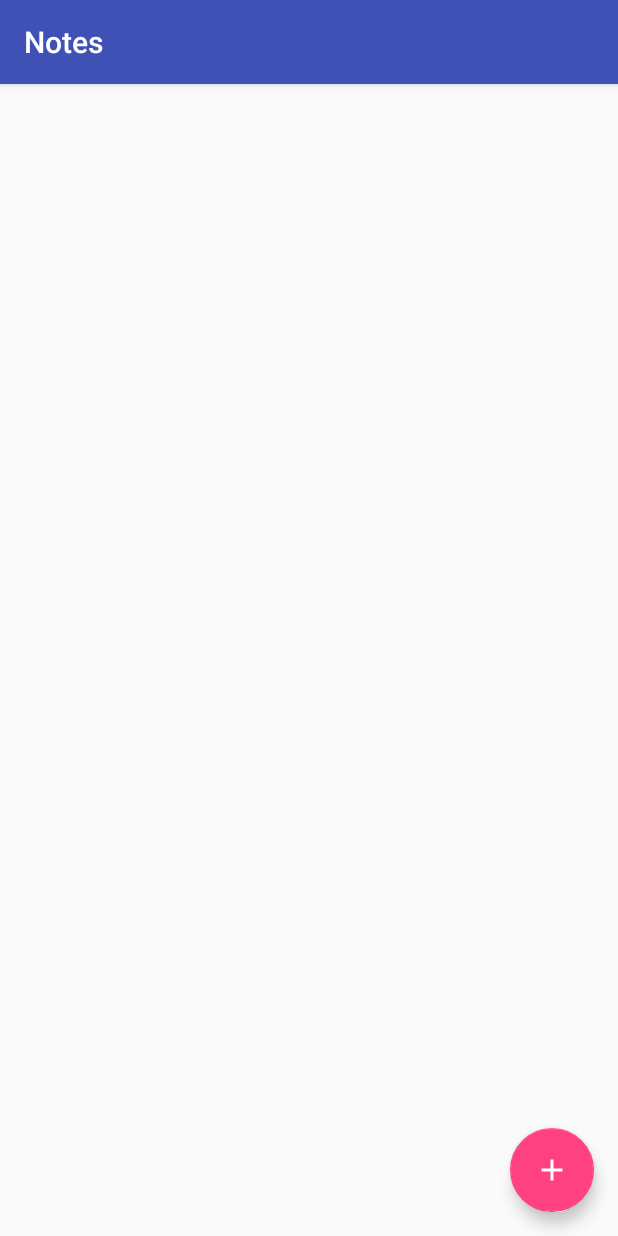
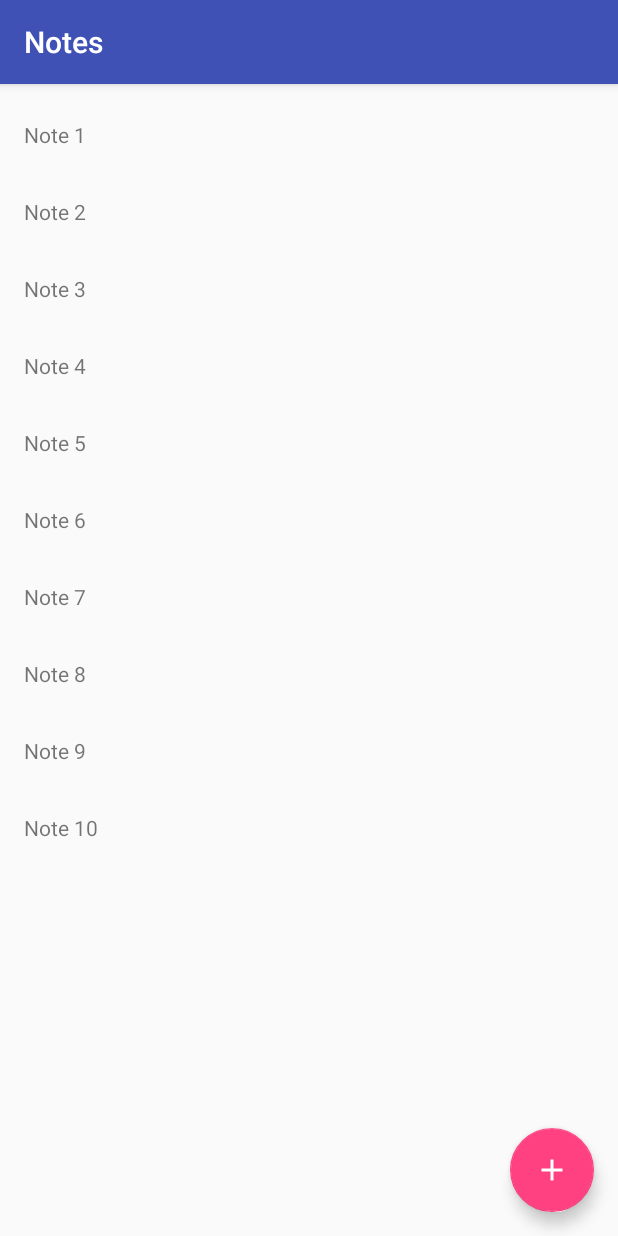
Before and after one commit to MobileEIvanov/playground_mvvm, an Android app: the screen it shows after launch (MainActivity), on a phone screen of 412 x 824 dp. Run offline under Robolectric (Android 15) with nearby library versions, the phone set to English and light mode, and no system bars; our stand-ins replace Room's generated code, data binding; libraries missing offline, so code that uses them is left out: com.facebook.stetho.

Commit message:
feat: Layout implementation Notes list 1. Added Adapter for Notes 2. Single row layout. 3. Difference Utils callback

```diff
--- a/app/build.gradle
+++ b/app/build.gradle
@@ -21,6 +21,10 @@ android {
             minifyEnabled false
             proguardFiles getDefaultProguardFile('proguard-android.txt'), 'proguard-rules.pro'
         }
+    }
+
+    dataBinding {
+        enabled = true
     }
     compileOptions {
         sourceCompatibility JavaVersion.VERSION_1_8
--- a/app/src/main/AndroidManifest.xml
+++ b/app/src/main/AndroidManifest.xml
@@ -10,7 +10,7 @@
         android:roundIcon="@mipmap/ic_launcher_round"
         android:supportsRtl="true"
         android:theme="@style/AppTheme">
-        <activity android:name=".MainActivity">
+        <activity android:name=".ui.MainActivity">
             <intent-filter>
                 <action android:name="android.intent.action.MAIN" />
 
--- a/app/src/main/java/com/playground/MainActivity.kt
+++ /dev/null
@@ -1,34 +0,0 @@
-package com.playground
-
-import android.arch.lifecycle.LiveData
-import android.os.Bundle
-import android.support.v7.app.AppCompatActivity
-import android.view.View
-import com.playground.database.AppDatabase
-import com.playground.database.NoteEntry
-import kotlinx.android.synthetic.main.activity_main.*
-
-class MainActivity : AppCompatActivity() {
-
-    var listenerAddNote = View.OnClickListener {
-
-    }
-
-
-    override fun onCreate(savedInstanceState: Bundle?) {
-        super.onCreate(savedInstanceState)
-        setContentView(R.layout.activity_main)
-
-        val mDb = AppDatabase.getInstance(this)
-        mDb.noteDao().insertNote(NoteEntry())
-
-        bntAddNote.setOnClickListener(listenerAddNote)
-        // TODO 1. Make the insert queries on new thread.
-        // TODO 2. List the Notes
-    }
-
-
-    fun retrieveNotes() {
-        var notesList: LiveData<NoteEntry>
-    }
-}
--- a/app/src/main/java/com/playground/database/NoteEntry.java
+++ b/app/src/main/java/com/playground/database/NoteEntry.java
@@ -7,18 +7,21 @@ import android.arch.persistence.room.PrimaryKey;
 import java.sql.Date;
 
 /**
- * Created by emil.ivanov on 9/2/18.
+ * NoteEntry presentation
  */
 @Entity(tableName = "note")
 public class NoteEntry {
 
     @PrimaryKey(autoGenerate = true)
     private int id;
+    private String title;
     private String description;
     private int priority;
 
+
     @ColumnInfo(name = "updated_at")
     private Date updatedAt;
+
 
     public int getId() {
         return id;
@@ -26,6 +29,14 @@ public class NoteEntry {
 
     public void setId(int id) {
         this.id = id;
+    }
+
+    public String getTitle() {
+        return title;
+    }
+
+    public void setTitle(String title) {
+        this.title = title;
     }
 
     public String getDescription() {
@@ -51,4 +62,15 @@ public class NoteEntry {
     public void setUpdatedAt(Date updatedAt) {
         this.updatedAt = updatedAt;
     }
+
+    @Override
+    public String toString() {
+        return "NoteEntry{" +
+                "id=" + id +
+                ", title='" + title + '\'' +
+                ", description='" + description + '\'' +
+                ", priority=" + priority +
+                ", updatedAt=" + updatedAt +
+                '}';
+    }
 }
--- /dev/null
+++ b/app/src/main/java/com/playground/ui/MainActivity.kt
@@ -0,0 +1,48 @@
+package com.playground.ui
+
+import android.arch.lifecycle.LiveData
+import android.os.Bundle
+import android.support.design.widget.Snackbar
+import android.support.v7.app.AppCompatActivity
+import android.view.View
+import com.playground.R
+import com.playground.database.NoteEntry
+import com.playground.ui.noteslist.AdapterNotes
+import kotlinx.android.synthetic.main.activity_main.*
+
+class MainActivity : AppCompatActivity() {
+
+    var listenerAddNote = View.OnClickListener {
+        Snackbar.make(it.rootView, "Add Item", Snackbar.LENGTH_LONG).show()
+    }
+
+    lateinit var adapterNotes: AdapterNotes
+
+    override fun onCreate(savedInstanceState: Bundle?) {
+        super.onCreate(savedInstanceState)
+        setContentView(R.layout.activity_main)
+
+//        val mDb = AppDatabase.getInstance(this)
+//        mDb.noteDao().insertNote(NoteEntry())
+
+        bntAddNote.setOnClickListener(listenerAddNote)
+
+        val notesEntries = ArrayList<NoteEntry>()
+
+
+        for (i in 1..10) {
+            val noteEntry = NoteEntry()
+            noteEntry.title = "Note ${i}"
+            notesEntries.add(noteEntry)
+
+        }
+        adapterNotes = AdapterNotes(this, notesEntries)
+        rvListNotes.adapter = adapterNotes
+
+    }
+
+
+    fun retrieveNotes() {
+        var notesList: LiveData<NoteEntry>
+    }
+}
--- /dev/null
+++ b/app/src/main/java/com/playground/ui/noteslist/AdapterNotes.java
@@ -0,0 +1,70 @@
+package com.playground.ui.noteslist;
+
+import android.content.Context;
+import android.databinding.DataBindingUtil;
+import android.support.annotation.NonNull;
+import android.support.v7.util.DiffUtil;
+import android.support.v7.widget.RecyclerView;
+import android.text.TextUtils;
+import android.view.LayoutInflater;
+import android.view.View;
+import android.view.ViewGroup;
+
+import com.playground.R;
+import com.playground.database.NoteEntry;
+import com.playground.databinding.ItemListNotesBinding;
+
+import java.util.List;
+
+/**
+ * Created by emil.ivanov on 9/8/18.
+ */
+public class AdapterNotes extends RecyclerView.Adapter<AdapterNotes.VHNotes> {
+
+    private List<NoteEntry> mData;
+    private Context mContext;
+
+    public AdapterNotes(Context context, List<NoteEntry> listNotes) {
+        mData = listNotes;
+        mContext = context;
+    }
+
+    @NonNull
+    @Override
+    public VHNotes onCreateViewHolder(@NonNull ViewGroup parent, int viewType) {
+        View view = LayoutInflater.from(mContext).inflate(R.layout.item_list_notes, parent, false);
+        return new VHNotes(view);
+    }
+
+    @Override
+    public void onBindViewHolder(@NonNull VHNotes holder, int position) {
+        holder.bindData(mData.get(position));
+        holder.itemView.setTag(mData.get(position));
+    }
+
+    @Override
+    public int getItemCount() {
+        return mData.size();
+    }
+
+    public void updateList(List<NoteEntry> newList) {
+        DiffUtil.DiffResult diffResult = DiffUtil.calculateDiff(new DiffNotes(mData, newList));
+        diffResult.dispatchUpdatesTo(this);
+    }
+
+    class VHNotes extends RecyclerView.ViewHolder {
+        private ItemListNotesBinding mBinding;
+
+        VHNotes(View itemView) {
+            super(itemView);
+            mBinding = DataBindingUtil.bind(itemView);
+        }
+
+        void bindData(NoteEntry noteEntry) {
+            if (!TextUtils.isEmpty(noteEntry.getTitle())) {
+                mBinding.tvNoteTitle.setText(noteEntry.getTitle());
+            }
+        }
+
+    }
+}
--- a/app/src/main/res/layout/activity_main.xml
+++ b/app/src/main/res/layout/activity_main.xml
@@ -4,7 +4,7 @@
     xmlns:tools="http://schemas.android.com/tools"
     android:layout_width="match_parent"
     android:layout_height="match_parent"
-    tools:context=".MainActivity">
+    tools:context=".ui.MainActivity">
 
     <android.support.v7.widget.RecyclerView
         android:id="@+id/rvListNotes"
--- /dev/null
+++ b/app/src/main/res/layout/item_list_notes.xml
@@ -0,0 +1,18 @@
+<?xml version="1.0" encoding="utf-8"?>
+<layout xmlns:android="http://schemas.android.com/apk/res/android"
+    xmlns:tools="http://schemas.android.com/tools">
+
+    <android.support.constraint.ConstraintLayout
+        android:layout_width="match_parent"
+        android:layout_height="wrap_content">
+
+        <TextView
+            android:id="@+id/tvNoteTitle"
+            android:layout_width="match_parent"
+            android:layout_height="wrap_content"
+            android:padding="@dimen/dimen_text_padding"
+            tools:text="Note List Item"
+            tools:textColor="#000"
+            tools:textSize="18sp" />
+    </android.support.constraint.ConstraintLayout>
+</layout>
```
Also changed, not shown: app/src/main/java/com/playground/ui/noteslist/DiffNotes.java (added, +50 -0 lines), app/src/main/res/layout/item_notes_list.xml (deleted, +0 -14 lines).
